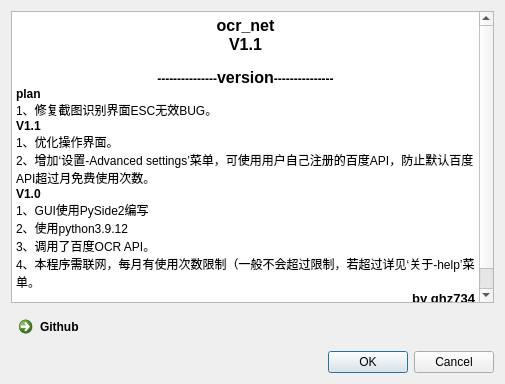
Before: the Qt Designer form qt_for_python/uic/window_v.ui in qhzgit734/OcrApi, drawn with Qt 5.
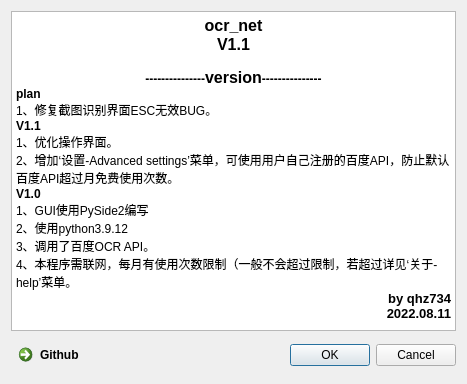
After: the same form once the commit is applied.

```diff
--- a/qt_for_python/uic/window_v.ui
+++ b/qt_for_python/uic/window_v.ui
@@ -6,7 +6,7 @@
    <rect>
     <x>0</x>
     <y>0</y>
-    <width>505</width>
+    <width>467</width>
     <height>384</height>
    </rect>
   </property>
@@ -14,25 +14,15 @@
    <string>version</string>
   </property>
   <layout class="QGridLayout" name="gridLayout">
-   <item row="1" column="0">
-    <widget class="QCommandLinkButton" name="commandLinkButton">
-     <property name="text">
-      <string>Github</string>
-     </property>
-    </widget>
-   </item>
    <item row="1" column="1">
-    <spacer name="horizontalSpacer">
+    <widget class="QDialogButtonBox" name="buttonBox">
      <property name="orientation">
       <enum>Qt::Horizontal</enum>
      </property>
-     <property name="sizeHint" stdset="0">
-      <size>
-       <width>40</width>
-       <height>20</height>
-      </size>
+     <property name="standardButtons">
+      <set>QDialogButtonBox::Cancel|QDialogButtonBox::Ok</set>
      </property>
-    </spacer>
+    </widget>
    </item>
    <item row="0" column="0" colspan="2">
     <widget class="QTextBrowser" name="textBrowser">
@@ -60,13 +50,10 @@
      </property>
     </widget>
    </item>
-   <item row="2" column="0" colspan="2">
-    <widget class="QDialogButtonBox" name="buttonBox">
-     <property name="orientation">
-      <enum>Qt::Horizontal</enum>
-     </property>
-     <property name="standardButtons">
-      <set>QDialogButtonBox::Cancel|QDialogButtonBox::Ok</set>
+   <item row="1" column="0">
+    <widget class="QCommandLinkButton" name="commandLinkButton">
+     <property name="text">
+      <string>Github</string>
      </property>
     </widget>
    </item>
```
